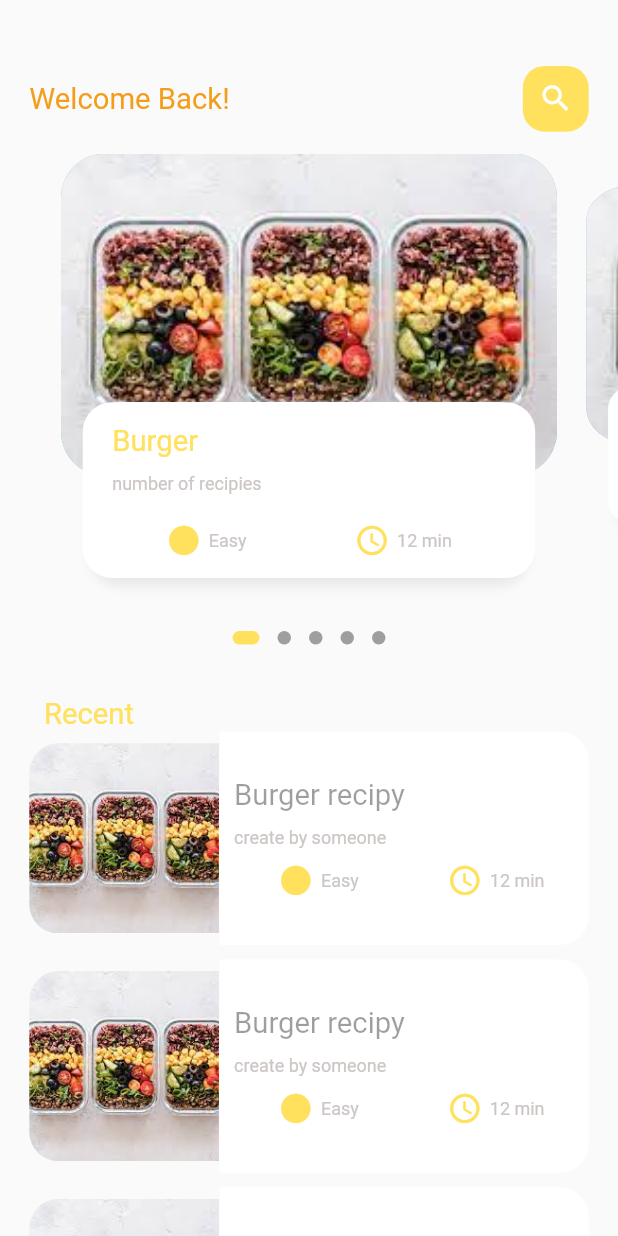
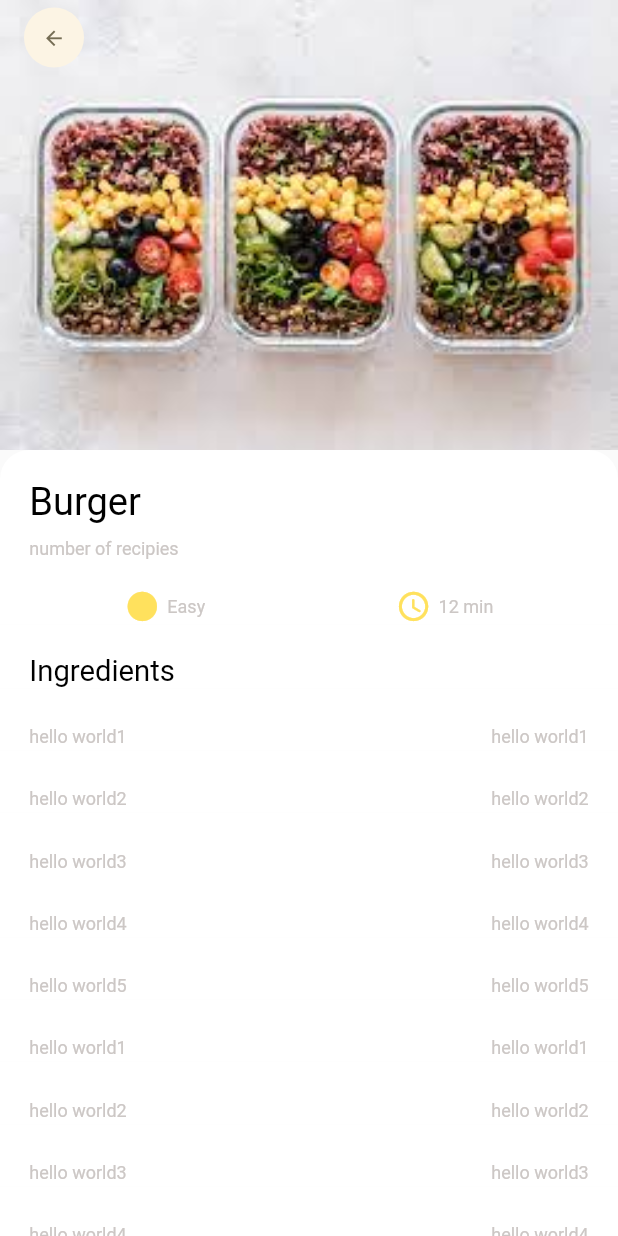
Before and after one commit to Evilfudge/ReciPosts, a Flutter app: the screen it shows after launch, on a phone screen of 412 x 824 dp. Run offline on Flutter 3.47's test engine with Material 2 defaults, Android fonts, the phone set to English and light mode, and no system bars; drawn by our look-alikes of dots_indicator; our stand-ins replace get.

Commit message:
added food recipe page, refactoring

```diff
--- a/lib/colors/colorPallete.dart
+++ b/lib/colors/colorPallete.dart
@@ -1,7 +1,7 @@
 
 import 'dart:ui';
 
-class colorPallete{
+class ColorPallete{
   static final Color prime = const Color(0xFFFFE15D);
   static final Color secondary = const Color(0xFFF49D1A);
   static final Color accent = const Color(0xFFDC3535);
--- a/lib/diminsions.dart
+++ b/lib/diminsions.dart
@@ -1,6 +1,7 @@
 import 'package:get/get.dart';
+//class to call when you need responsive icons, containers, text and images
+class Diminsions{
 
-class Diminsions{
   static double screenHeight = Get.context!.height;
   static double screenWidth = Get.context!.width;
 
@@ -18,12 +19,16 @@ class Diminsions{
   static double width45 = screenHeight / 18.76;
   static double paddingwidth15 = screenHeight / 56.27;
   static double font20 = screenHeight / 42.2;
+  static double font26 = screenHeight / 32.46;
+  static double font16 = screenHeight / 52.75;
   static double radius15 = screenHeight / 56.27;
   static double radius20 = screenHeight / 42.2;
   static double radius30 = screenHeight / 28.13;
   static double iconSizeDefault = screenHeight / 35.17;
+  static double iconSize16 = screenHeight / 52.75;
   static double imgSize = screenWidth / 3.25;
   static double textContainerSize = screenWidth / 2.9;
+  static double recipyImage = screenHeight /  2.41;
 
 
 }
--- a/lib/main.dart
+++ b/lib/main.dart
@@ -1,6 +1,7 @@
 import 'package:flutter/material.dart';
 import 'package:get/get_navigation/src/root/get_material_app.dart';
-import 'package:recies/Home/HomePage.dart';
+
+import 'package:recies/pages/recipy_page/foodRecipy.dart';
 
 void main() {
   runApp(const MyApp());
@@ -18,7 +19,7 @@ class MyApp extends StatelessWidget {
       theme: ThemeData(
         primarySwatch: Colors.blue,
       ),
-      home: const HomePage(),
+      home: const FoodRecipy(),
     );
   }
 }
--- a/lib/Home/HomeBody.dart
+++ b/lib/pages/Home/HomeBody.dart
@@ -6,6 +6,7 @@ import 'package:recies/diminsions.dart';
 import 'package:recies/widgets/BText.dart';
 import 'package:recies/widgets/IconAndText.dart';
 import 'package:recies/widgets/SText.dart';
+import 'package:recies/widgets/recipyTitle.dart';
 
 
 class HomeBody extends StatefulWidget {
@@ -59,7 +60,7 @@ class _HomeBodyState extends State<HomeBody> {
             dotsCount: 5,
             position: _currentPageValue,
             decorator: DotsDecorator(
-    activeColor: colorPallete.prime,
+            activeColor: ColorPallete.prime,
             size: const Size.square(9.0),
             activeSize: const Size(18.0, 9.0),
             activeShape: RoundedRectangleBorder(borderRadius: BorderRadius.circular(5.0)),
@@ -120,8 +121,8 @@ class _HomeBodyState extends State<HomeBody> {
                       mainAxisAlignment: MainAxisAlignment.spaceAround,
                       children: [
 
-                       IconAndText(icon: Icons.circle_sharp, text: "Easy", color: colorPallete.light, iconColor: colorPallete.prime),
-                       IconAndText(icon: Icons.access_time_rounded, text: "12 min", color: colorPallete.light, iconColor: colorPallete.prime)
+                       IconAndText(icon: Icons.circle_sharp, text: "Easy", color: ColorPallete.light, iconColor: ColorPallete.prime),
+                       IconAndText(icon: Icons.access_time_rounded, text: "12 min", color: ColorPallete.light, iconColor: ColorPallete.prime)
                       ],
                     )
                         ],
@@ -212,28 +213,7 @@ class _HomeBodyState extends State<HomeBody> {
               ),
               child: Container(
                 padding: EdgeInsets.only(top: Diminsions.paddingheight15, left: Diminsions.paddingwidth15, right: Diminsions.paddingwidth15),
-                child: Column(
-                  crossAxisAlignment: CrossAxisAlignment.start,
-                  children: [
-                    BText(text: "Burger"),
-                    SizedBox(height: Diminsions.height10,),
-                    Row(
-                      children: [
-                        SText(text: "number of recipies"),
-
-                      ],
-                    ),
-                    SizedBox(height: Diminsions.height20,),
-                    Row(
-                      mainAxisAlignment: MainAxisAlignment.spaceAround,
-                      children: [
-
-                       IconAndText(icon: Icons.circle_sharp, text: "Easy", color: colorPallete.light, iconColor: colorPallete.prime),
-                       IconAndText(icon: Icons.access_time_rounded, text: "12 min", color: colorPallete.light, iconColor: colorPallete.prime)
-                      ],
-                    )
-                  ],
-                ),
+                child: RecipyTitle(text: "Burger"),
               ),
 
             ),
--- a/lib/Home/HomePage.dart
+++ b/lib/pages/Home/HomePage.dart
@@ -29,7 +29,7 @@ class _HomePageState extends State<HomePage> {
                 children: [
                   Column(
                     children: [
-                      BText(text: "Welcome Back!", color: colorPallete.secondary),
+                      BText(text: "Welcome Back!", color: ColorPallete.secondary),
 
                     ],
                   ),
@@ -40,7 +40,7 @@ class _HomePageState extends State<HomePage> {
                       child: Icon(Icons.search,color: Colors.white, size: Diminsions.iconSizeDefault,),
                       decoration: BoxDecoration(
                         borderRadius: BorderRadius.circular(Diminsions.radius15),
-                        color: colorPallete.prime,
+                        color: ColorPallete.prime,
                       ),
                     ),
                   )
--- /dev/null
+++ b/lib/pages/recipy_page/foodRecipy.dart
@@ -0,0 +1,128 @@
+
+
+import 'package:flutter/cupertino.dart';
+import 'package:flutter/material.dart';
+
+import '../../diminsions.dart';
+import '../../widgets/BText.dart';
+import '../../widgets/SText.dart';
+import '../../widgets/appIcons.dart';
+import '../../widgets/listViewRecipe.dart';
+import '../../widgets/recipyTitle.dart';
+
+class FoodRecipy extends StatefulWidget {
+  const FoodRecipy({Key? key}) : super(key: key);
+
+  @override
+  State<FoodRecipy> createState() => _FoodRecipyState();
+}
+
+class _FoodRecipyState extends State<FoodRecipy> {
+  static List ingredients = ["hello world1","hello world2","hello world3","hello world4","hello world5","hello world1","hello world2","hello world3","hello world4","hello world5"];
+  final List<ListViewRecipe> data = List.generate(
+      ingredients.length,
+          (index) => ListViewRecipe("${ingredients[index]}"));
+
+
+
+
+  @override
+  Widget build(BuildContext context) {
+    return  Scaffold(
+
+      body: CustomScrollView(
+        slivers: [
+          SliverAppBar(
+
+
+            toolbarHeight: 50,
+            title: Row(
+                children: [
+                  AppIcons(icon: Icons.arrow_back),
+
+                ],
+            ),
+            pinned: true,
+            expandedHeight:300,
+            flexibleSpace: FlexibleSpaceBar(
+              background: Image.asset(
+                "assets/image/food1.jpeg",
+                 width: double.maxFinite,
+                fit: BoxFit.cover
+              ),
+            ),
+          ),
+          SliverToBoxAdapter(
+              child: Container(
+                padding: EdgeInsets.only(left: Diminsions.width20, right: Diminsions.width20, top: Diminsions.height20),
+                decoration: BoxDecoration(
+                  borderRadius: BorderRadius.only(topRight: Radius.circular(Diminsions.radius20), topLeft: Radius.circular(Diminsions.radius20)),
+                  color: Colors.white,
+                ),
+                child: RecipyTitle(text: "Burger"),
+                width: double.maxFinite,
+              )
+          ),
+          //ingredients section
+          SliverToBoxAdapter(
+
+            child: Container(
+              padding: EdgeInsets.only(left: Diminsions.width20, right: Diminsions.width20, top: Diminsions.height20),
+              color: Colors.white,
+              child: BText(text: "Ingredients", color: Colors.black,),
+            )
+          ),
+          SliverList(delegate: SliverChildBuilderDelegate(
+              (context, index){
+                return Container(
+                  padding: EdgeInsets.only(left: Diminsions.width20, right: Diminsions.width20, top: Diminsions.height20),
+                  color: Colors.white,
+                  child: Row(
+                    mainAxisAlignment: MainAxisAlignment.spaceBetween,
+                    children: [
+                      SText(text: data[index].datas, height: 1.8,),
+                      SText(text: data[index].datas, height: 1.8,)
+                    ],
+                  ),
+                  );
+
+
+
+              },
+            childCount: ingredients.length,
+          )),
+          //steps section
+          SliverToBoxAdapter(
+
+              child: Container(
+                padding: EdgeInsets.only(left: Diminsions.width20, right: Diminsions.width20, top: Diminsions.height20),
+                color: Colors.white,
+                child: BText(text: "Steps", color: Colors.black,),
+              )
+          ),
+          SliverList(delegate: SliverChildBuilderDelegate(
+                (context, index){
+              return Container(
+                padding: EdgeInsets.only(left: Diminsions.width20, right: Diminsions.width20, top: Diminsions.height20),
+                color: Colors.white,
+                child: Column(
+                  crossAxisAlignment: CrossAxisAlignment.start,
+                  children: [
+                    SText(text: data[index].datas, height: 1.8,),
+
+                  ],
+                ),
+              );
+
+
+
+            },
+            childCount: ingredients.length,
+          )),
+
+        ],
+      )
+
+    );
+  }
+}
--- a/lib/widgets/BText.dart
+++ b/lib/widgets/BText.dart
@@ -17,7 +17,7 @@ class BText extends StatelessWidget {
       maxLines: 1,
       overflow: overflow,
       style: TextStyle(
-        fontFamily: 'Roboto',
+        fontFamily: "Roboto",
         fontSize: size == 0 ? Diminsions.font20 : size,
         color: color,
         fontWeight: FontWeight.w400
--- /dev/null
+++ b/lib/widgets/appIcons.dart
@@ -0,0 +1,33 @@
+import 'package:flutter/cupertino.dart';
+import 'package:recies/diminsions.dart';
+
+class AppIcons extends StatelessWidget {
+  final IconData icon;
+  final Color color;
+  final Color bg;
+  final double size;
+
+   AppIcons({Key?  key,
+            required this.icon,
+            this.color = const Color(0xFF756d54),
+            this.bg = const Color(0xFFfcf4e4),
+            this.size = 40})
+            : super(key: key);
+
+  @override
+  Widget build(BuildContext context) {
+    return Container(
+      width: size,
+      height: size,
+      decoration: BoxDecoration(
+        borderRadius: BorderRadius.circular(size / 2),
+        color: bg
+      ),
+      child: Icon(
+        icon,
+        color: color,
+        size: Diminsions.iconSize16,
+      ),
+    );
+  }
+}
--- /dev/null
+++ b/lib/widgets/listViewRecipe.dart
@@ -0,0 +1,4 @@
+class ListViewRecipe{
+   final String datas;
+   ListViewRecipe(this.datas);
+}
--- /dev/null
+++ b/lib/widgets/recipyTitle.dart
@@ -0,0 +1,39 @@
+import 'package:flutter/cupertino.dart';
+import 'package:flutter/material.dart';
+
+import '../colors/colorPallete.dart';
+import '../diminsions.dart';
+import 'BText.dart';
+import 'IconAndText.dart';
+import 'SText.dart';
+
+class RecipyTitle extends StatelessWidget {
+  final String text;
+  const RecipyTitle({Key? key, required this.text}) : super(key: key);
+
+  @override
+  Widget build(BuildContext context) {
+    return Column(
+      crossAxisAlignment: CrossAxisAlignment.start,
+      children: [
+        BText(text: text, size: Diminsions.font26, color: Colors.black,),
+        SizedBox(height: Diminsions.height10,),
+        Row(
+          children: [
+            SText(text: "number of recipies"),
+
+          ],
+        ),
+        SizedBox(height: Diminsions.height20,),
+        Row(
+          mainAxisAlignment: MainAxisAlignment.spaceAround,
+          children: [
+
+            IconAndText(icon: Icons.circle_sharp, text: "Easy", color: ColorPallete.light, iconColor: ColorPallete.prime),
+            IconAndText(icon: Icons.access_time_rounded, text: "12 min", color: ColorPallete.light, iconColor: ColorPallete.prime)
+          ],
+        )
+      ],
+    );
+  }
+}
```
Lines whose indentation alone changed are shown as unchanged.
